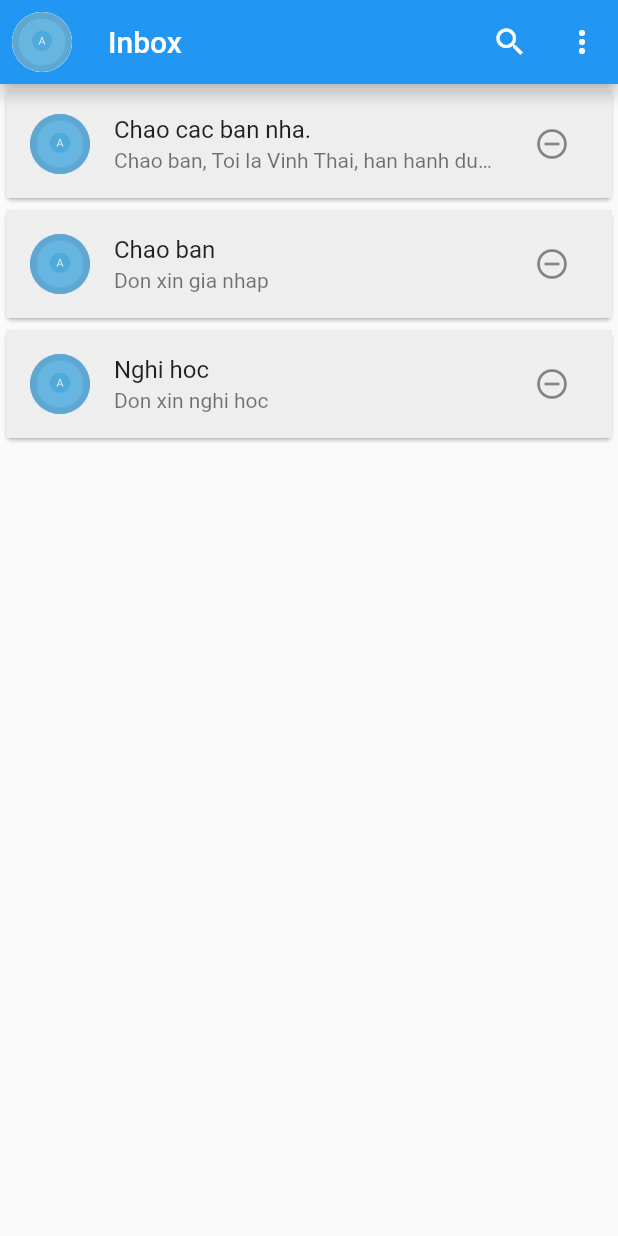
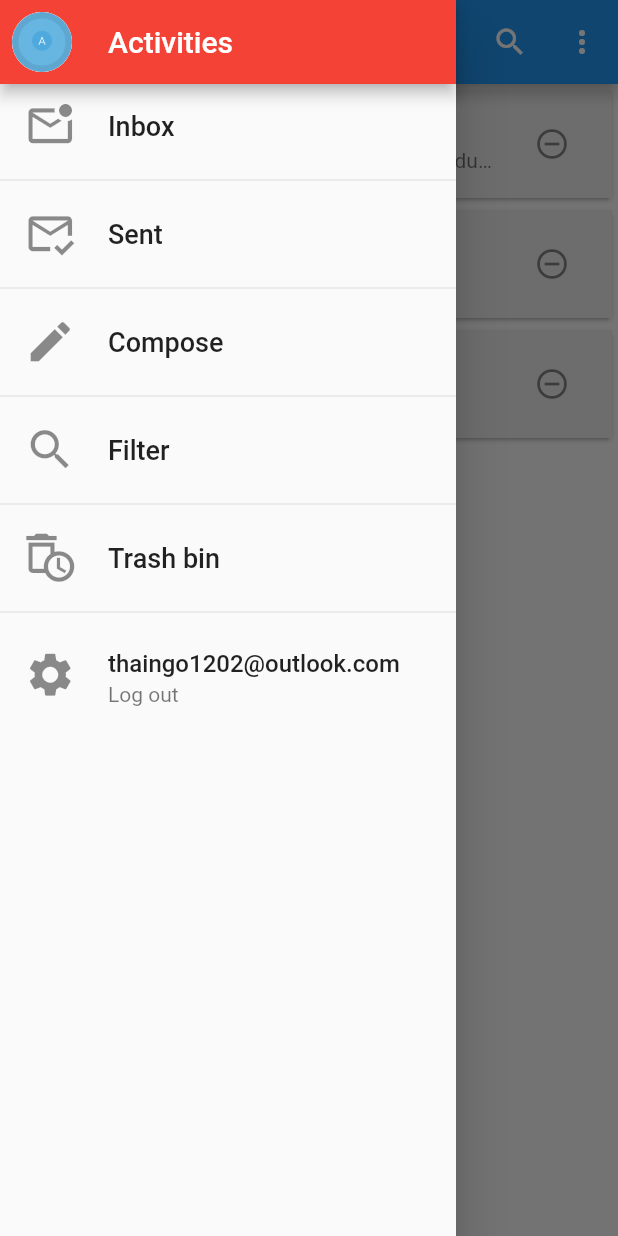
Before and after one commit to lelouisdevn/email-mobile-app, a Flutter app: the EmailItem screen opened by its route, with the side drawer open (before the commit the screen has no drawer), on a phone screen of 412 x 824 dp. Run offline on Flutter 3.47's test engine with Material 2 defaults, Android fonts, the phone set to English and light mode, and no system bars; project files that could hold a hidden picture were left out.

Commit message:
15/10/2022 - 03:12

```diff
--- /dev/null
+++ b/lib/app_drawer.dart
@@ -0,0 +1,65 @@
+import 'package:flutter/material.dart';
+
+class AppDrawer extends StatelessWidget {
+  const AppDrawer({super.key});
+
+  @override
+  Widget build(BuildContext context) {
+    return Drawer(
+      child: Column(
+        children: [
+          AppBar(
+            title: const Text("Activities"),
+            leading: const FittedBox(
+              fit: BoxFit.scaleDown,
+              child: CircleAvatar(
+                backgroundColor: Colors.white,
+                backgroundImage: AssetImage("assets/images/logo.png"),
+              ),
+            ),
+          ),
+          ListTile(
+            leading: const Icon(Icons.mark_email_unread_outlined, size: 35.0,),
+            title: const Text("Inbox", style: TextStyle(fontSize: 18),),
+            onTap: () {
+              Navigator.of(context).pushReplacementNamed("/all-emails");
+            },
+          ),
+          const Divider(),
+          ListTile(
+            leading: const Icon(Icons.mark_email_read_outlined, size: 35.0,),
+            title: const Text("Sent", style: TextStyle(fontSize: 18),),
+            onTap: () {},
+          ),
+          const Divider(),
+          ListTile(
+            leading: const Icon(Icons.edit, size: 35.0,),
+            title: const Text("Compose", style: TextStyle(fontSize: 18),),
+            onTap: () {},
+          ),
+          const Divider(),
+          ListTile(
+            leading: const Icon(Icons.search_outlined, size: 35.0,),
+            title: const Text("Filter", style: TextStyle(fontSize: 18),),
+            onTap: () {},
+          ),
+          const Divider(),
+          ListTile(
+            leading: const Icon(Icons.auto_delete_outlined, size: 35.0,),
+            title: const Text("Trash bin", style: TextStyle(fontSize: 18),),
+            onTap: () {},
+          ),
+          const Divider(),
+          ListTile(
+            leading: const Icon(Icons.settings, size: 35.0,),
+            title: const Text("thaingo1202@outlook.com",  style: TextStyle(fontSize: 16)),
+            subtitle: const Text("Log out"),
+            onTap: () {
+              Navigator.of(context).pushReplacementNamed("/");
+            }
+          ),
+        ],
+      ),
+    );
+  }
+}
--- a/lib/login.dart
+++ b/lib/login.dart
@@ -57,7 +57,7 @@ class _LoginPageState extends State<LoginPage> {
                   obscureText: true,
                   obscuringCharacter: '•',
                   decoration: const InputDecoration(
-                      icon: Icon(Icons.email_outlined),
+                      icon: Icon(Icons.password_outlined),
                       labelText: "Password",
                       hintText: "Enter your password"),
                 ),
--- a/lib/main.dart
+++ b/lib/main.dart
@@ -16,7 +16,7 @@ class MyApp extends StatelessWidget {
     return MaterialApp(
         title: 'Atlanteans',
         theme: ThemeData(
-          primarySwatch: Colors.blue,
+          primarySwatch: Colors.red,
         ),
         debugShowCheckedModeBanner: false,
         home: const LoginPage(),
--- a/lib/overview.dart
+++ b/lib/overview.dart
@@ -1,3 +1,4 @@
+import 'package:atlanteans_email/app_drawer.dart';
 import 'package:atlanteans_email/email_item_card.dart';
 import 'package:flutter/material.dart';
 // import 'package:atlanteans_email/email.dart';
@@ -18,17 +19,18 @@ class _EmailItemState extends State<EmailItem> {
   @override
   Widget build(BuildContext context) {
     return Scaffold(
+      drawer: const AppDrawer(),
       appBar: AppBar(
         backgroundColor: Colors.blue,
-        leading: const FittedBox(
-          fit: BoxFit.scaleDown,
-          child: CircleAvatar(
-            backgroundColor: Colors.white,
-            backgroundImage: AssetImage("assets/images/logo.png"),
-          ),
+        leading: Builder(
+          builder: (context) => // Ensure Scaffold is in context
+              IconButton(
+                  icon: const Icon(Icons.menu),
+                  onPressed: () => Scaffold.of(context).openDrawer()),
         ),
         title: const Text("Inbox"),
         actions: [
+          IconButton(onPressed: () {}, icon: const Icon(Icons.edit)),
           IconButton(
             onPressed: () {},
             icon: const Icon(Icons.search),
```
